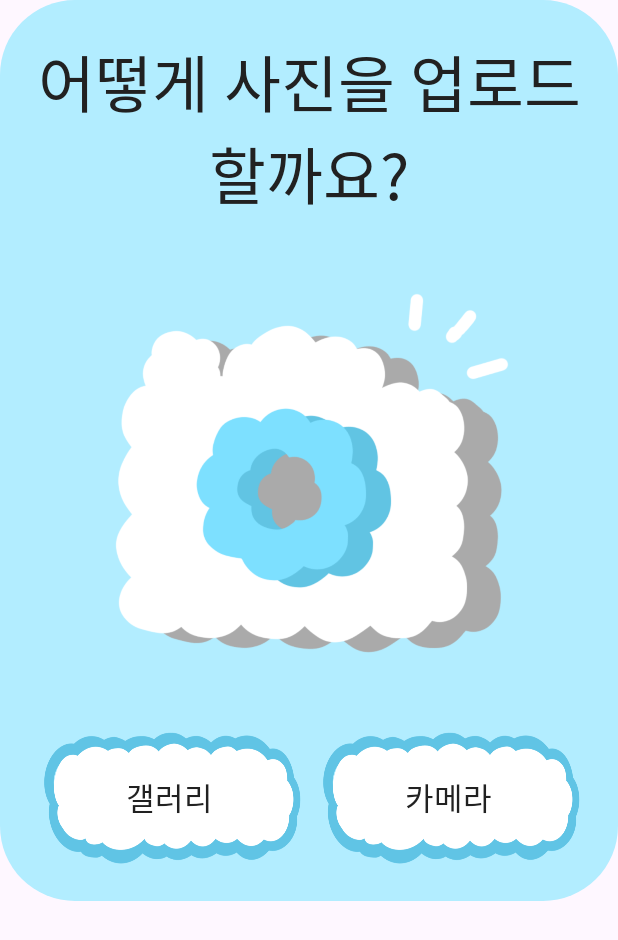
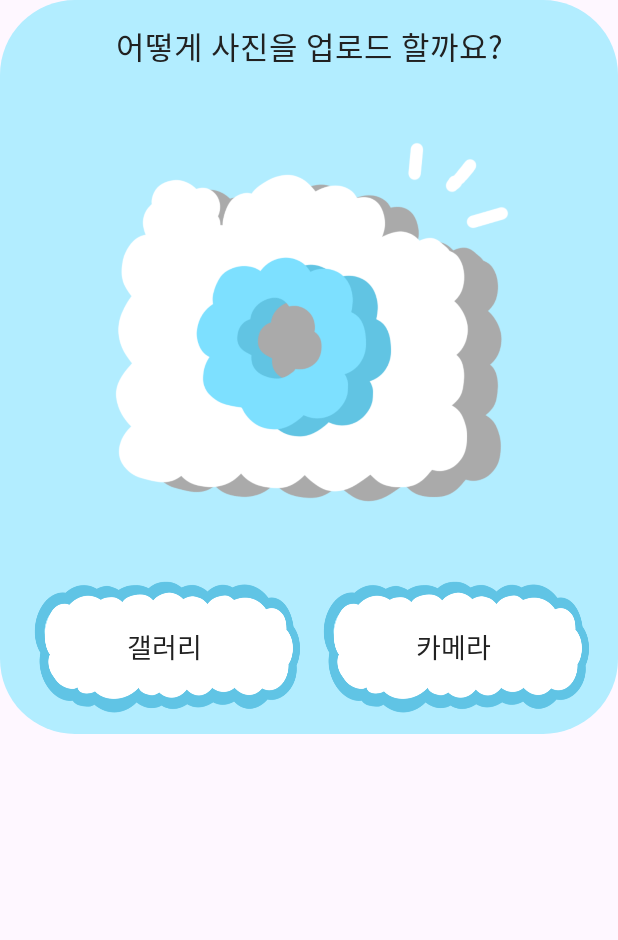
Before and after one commit to i-likloud/i-likloud, an Android app: the layout modal_choose_gallery_camera.xml on its own in the app's theme, with its tools: preview values and no code run, on a phone screen of 412 x 824 dp. Shown: the top 940 px of the screen. Run offline under Robolectric (Android 15) with nearby library versions, the phone set to English and light mode, and no system bars.

Commit message:
🛠 fix : 카메라 모달 창 글자 크기 수정 및 jwt 헤더 통신 준비 | 김희웅 |

```diff
--- a/frontend/likloud/app/src/main/java/com/ssafy/likloud/ApplicationClass.kt
+++ b/frontend/likloud/app/src/main/java/com/ssafy/likloud/ApplicationClass.kt
@@ -22,6 +22,7 @@ class ApplicationClass : Application() {
 
          //JWT Token Header 키 값
         const val X_ACCESS_TOKEN = "X-ACCESS-TOKEN"
+        const val LOGIN_INFO = "naver"
         const val SHARED_PREFERENCES_NAME = "SSAFY_TEMPLATE_APP"
         const val COOKIES_KEY_NAME = "cookies"
     }
--- a/frontend/likloud/app/src/main/java/com/ssafy/likloud/di/NetworkModule.kt
+++ b/frontend/likloud/app/src/main/java/com/ssafy/likloud/di/NetworkModule.kt
@@ -46,7 +46,7 @@ object NetworkModule {
 //            .addInterceptor(EmptyBodyInterceptor())
 //            .addInterceptor(BearerInterceptor()) // Refresh Token
 //            .addInterceptor(ErrorResponseInterceptor()) // Error Response
-            .addNetworkInterceptor(XAccessTokenInterceptor()) // JWT 자동 헤더 전송
+//            .addNetworkInterceptor(XAccessTokenInterceptor()) // JWT 자동 헤더 전송
             .addInterceptor(AddCookiesInterceptor())  //쿠키 전송
             .addInterceptor(ReceivedCookiesInterceptor()) //쿠키 추출
             .addInterceptor(HttpLoggingInterceptor().setLevel(HttpLoggingInterceptor.Level.BODY))
--- a/frontend/likloud/app/src/main/java/com/ssafy/likloud/ui/login/LoginFragment.kt
+++ b/frontend/likloud/app/src/main/java/com/ssafy/likloud/ui/login/LoginFragment.kt
@@ -115,7 +115,7 @@ class LoginFragment :
                     // 네이버 로그인 인증이 성공했을 때 수행할 코드 추가
                     Log.d(TAG, ": AT = ${NaverIdLoginSDK.getAccessToken()}")
                     Log.d(TAG, ": RT = ${NaverIdLoginSDK.getRefreshToken()}")
-                    findNavController().navigate(R.id.action_loginFragment_to_homeFragment)
+                    findNavController().navigate(R.id.action_loginFragment_to_profileFragment)
 //                binding.tvExpires.text = NaverIdLoginSDK.getExpiresAt().toString()
 //                binding.tvType.text = NaverIdLoginSDK.getTokenType()
 //                binding.tvState.text = NaverIdLoginSDK.getState().toString()
--- a/frontend/likloud/app/src/main/res/layout/modal_choose_gallery_camera.xml
+++ b/frontend/likloud/app/src/main/res/layout/modal_choose_gallery_camera.xml
@@ -5,23 +5,23 @@
         android:layout_width="match_parent"
         android:layout_height="wrap_content"
         android:background="@drawable/frame_skybluelight_rounded_border_black_radius50"
-        android:paddingTop="24dp"
-        android:paddingBottom="24dp"
-        android:paddingLeft="20dp"
-        android:paddingRight="20dp"
+        android:paddingTop="@dimen/_12sdp"
+        android:paddingBottom="@dimen/_10sdp"
+        android:paddingLeft="@dimen/_10sdp"
+        android:paddingRight="@dimen/_10sdp"
     xmlns:android="http://schemas.android.com/apk/res/android"
     xmlns:app="http://schemas.android.com/apk/res-auto"
     xmlns:tools="http://schemas.android.com/tools">
 
         <TextView
             android:id="@+id/text_alert_title"
-            style="@style/Theme.AppCompat.TextView.jua.dark.Size32"
+            style="@style/Theme.AppCompat.TextView.jua.dark.Size16"
             android:layout_width="match_parent"
             android:layout_height="wrap_content"
             app:layout_constraintEnd_toEndOf="parent"
             app:layout_constraintStart_toStartOf="parent"
             app:layout_constraintTop_toTopOf="parent"
-            android:text="어떻게 사진을 업로드 할까요?"
+            android:text="@string/how_to_upload"
             android:gravity="center"/>
 
 
@@ -46,7 +46,7 @@
 
             <androidx.appcompat.widget.AppCompatButton
                 android:id="@+id/button_gallery"
-                style="@style/Theme.AppCompat.TextView.jua.dark.Size16"
+                style="@style/Theme.AppCompat.TextView.jua.dark.Size14"
                 android:layout_width="0dp"
                 android:layout_height="90dp"
                 android:layout_weight="1"
@@ -63,7 +63,7 @@
 
             <androidx.appcompat.widget.AppCompatButton
                 android:id="@+id/button_camera"
-                style="@style/Theme.AppCompat.TextView.jua.dark.Size16"
+                style="@style/Theme.AppCompat.TextView.jua.dark.Size14"
                 android:layout_width="0dp"
                 android:layout_height="90dp"
                 android:layout_weight="1"
--- a/frontend/likloud/app/src/main/res/navigation/nav_graph.xml
+++ b/frontend/likloud/app/src/main/res/navigation/nav_graph.xml
@@ -3,7 +3,7 @@
     xmlns:app="http://schemas.android.com/apk/res-auto"
     xmlns:tools="http://schemas.android.com/tools"
     android:id="@+id/nav_graph"
-    app:startDestination="@id/profileFragment">
+    app:startDestination="@id/loginFragment">
 
     <fragment
         android:id="@+id/exampleFragment"
@@ -31,6 +31,9 @@
         <action
             android:id="@+id/action_loginFragment_to_drawingListFragment"
             app:destination="@id/drawingListFragment" />
+        <action
+            android:id="@+id/action_loginFragment_to_profileFragment"
+            app:destination="@id/profileFragment" />
     </fragment>
     <fragment
         android:id="@+id/homeFragment"
--- a/frontend/likloud/app/src/main/res/values/strings.xml
+++ b/frontend/likloud/app/src/main/res/values/strings.xml
@@ -13,6 +13,7 @@
     <string name="choose">이걸로 할래요</string>
     <string name="gallery">갤러리</string>
     <string name="camera">카메라</string>
+    <string name="how_to_upload">어떻게 사진을 업로드 할까요?</string>
 
     <string name="home">홈</string>
     <string name="profile_select">나만의 물방울을 만들어주세요</string>
```
Also changed, not shown: frontend/likloud/app/src/main/res/layout/fragment_upload.xml (+13 -12 lines).
